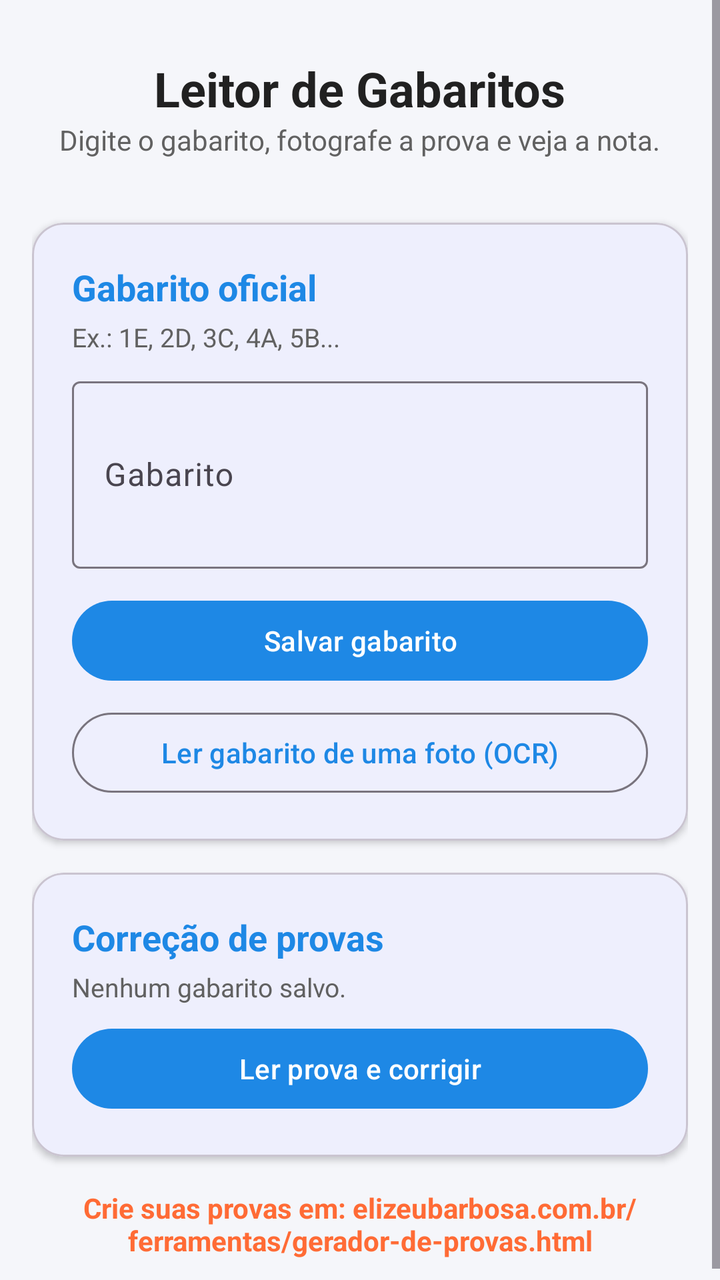
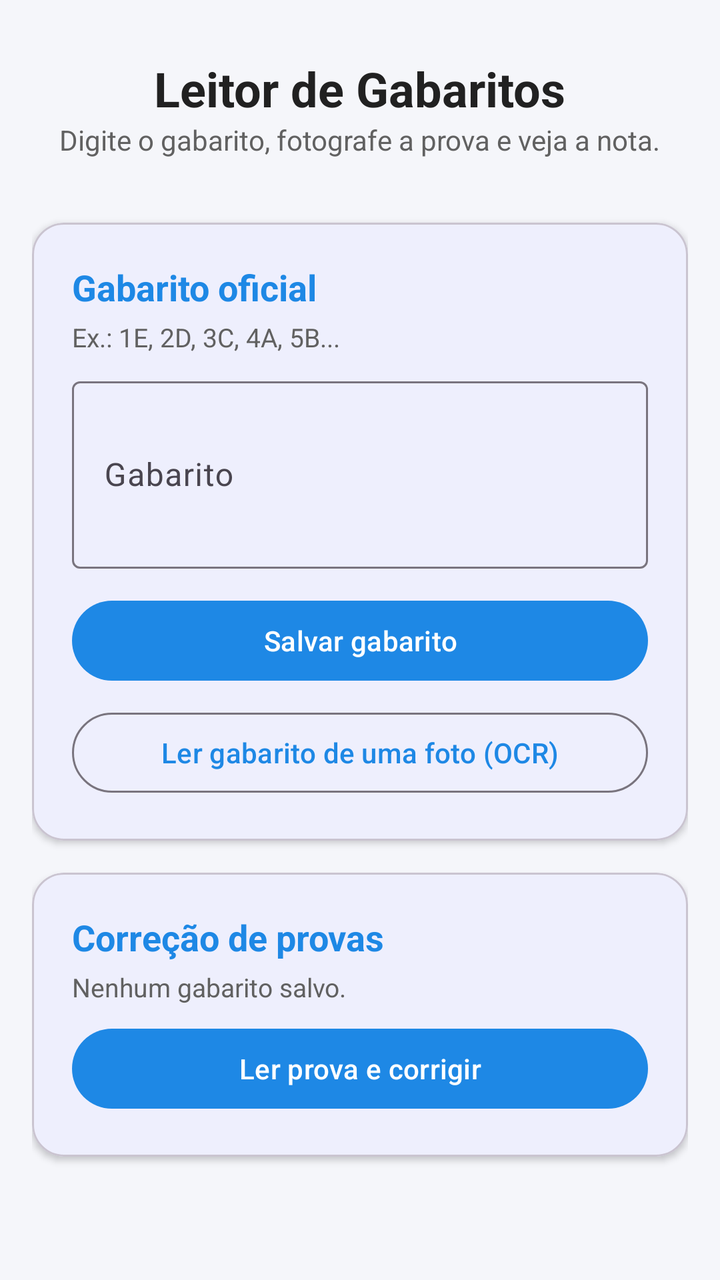

An Android layout rendered at two revisions. The XML below is the earlier revision; the diff shows what the commit changed to produce the second picture.
<!-- AndroidManifest.xml: application theme Theme.LeitorGabarito -->
<!-- res/layout/fragment_home.xml -->
<?xml version="1.0" encoding="utf-8"?>
<ScrollView xmlns:android="http://schemas.android.com/apk/res/android"
    xmlns:app="http://schemas.android.com/apk/res-auto"
    android:layout_width="match_parent"
    android:layout_height="match_parent"
    android:fillViewport="true">

    <LinearLayout
        android:layout_width="match_parent"
        android:layout_height="wrap_content"
        android:orientation="vertical"
        android:padding="16dp">

        <TextView
            android:layout_width="wrap_content"
            android:layout_height="wrap_content"
            android:layout_gravity="center_horizontal"
            android:layout_marginTop="12dp"
            android:text="Leitor de Gabaritos"
            android:textColor="@color/text_primary"
            android:textSize="24sp"
            android:textStyle="bold" />

        <TextView
            android:layout_width="wrap_content"
            android:layout_height="wrap_content"
            android:layout_gravity="center_horizontal"
            android:layout_marginBottom="16dp"
            android:text="Digite o gabarito, fotografe a prova e veja a nota."
            android:textColor="@color/text_secondary"
            android:textSize="14sp" />

        <ImageView
            android:id="@+id/bannerGeradorProvas"
            android:layout_width="match_parent"
            android:layout_height="wrap_content"
            android:layout_marginBottom="16dp"
            android:adjustViewBounds="true"
            android:scaleType="fitCenter"
            android:src="@drawable/banner_gerador_provas"
            android:contentDescription="Gerador de Provas"
            android:clickable="true"
            android:focusable="true"
            android:background="?attr/selectableItemBackground" />

        <com.google.android.material.card.MaterialCardView
            android:layout_width="match_parent"
            android:layout_height="wrap_content"
            android:layout_marginBottom="16dp"
            app:cardCornerRadius="16dp"
            app:cardElevation="2dp">

            <LinearLayout
                android:layout_width="match_parent"
                android:layout_height="wrap_content"
                android:orientation="vertical"
                android:padding="20dp">

                <TextView
                    android:layout_width="wrap_content"
                    android:layout_height="wrap_content"
                    android:text="Gabarito oficial"
                    android:textColor="@color/primary"
                    android:textSize="18sp"
                    android:textStyle="bold" />

                <TextView
                    android:layout_width="wrap_content"
                    android:layout_height="wrap_content"
                    android:layout_marginTop="4dp"
                    android:layout_marginBottom="8dp"
                    android:text="Ex.: 1E, 2D, 3C, 4A, 5B..."
                    android:textColor="@color/text_secondary"
                    android:textSize="13sp" />

                <com.google.android.material.textfield.TextInputLayout
                    android:layout_width="match_parent"
                    android:layout_height="wrap_content"
                    app:boxBackgroundMode="outline"
                    android:hint="Gabarito">

                    <com.google.android.material.textfield.TextInputEditText
                        android:id="@+id/inputKey"
                        android:layout_width="match_parent"
                        android:layout_height="wrap_content"
                        android:inputType="textMultiLine"
                        android:minLines="3"
                        android:textSize="16sp" />
                </com.google.android.material.textfield.TextInputLayout>

                <Button
                    android:id="@+id/btnSaveKey"
                    android:layout_width="match_parent"
                    android:layout_height="wrap_content"
                    android:layout_marginTop="12dp"
                    android:text="Salvar gabarito" />

                <Button
                    android:id="@+id/btnScanKey"
                    style="@style/Widget.Material3.Button.OutlinedButton"
                    android:layout_width="match_parent"
                    android:layout_height="wrap_content"
                    android:layout_marginTop="8dp"
                    android:text="Ler gabarito de uma foto (OCR)" />

                <TextView
                    android:id="@+id/txtKeyStatus"
                    android:layout_width="wrap_content"
                    android:layout_height="wrap_content"
                    android:layout_marginTop="12dp"
                    android:textColor="@color/text_secondary"
                    android:textSize="13sp"
                    android:visibility="gone" />
            </LinearLayout>
        </com.google.android.material.card.MaterialCardView>

        <com.google.android.material.card.MaterialCardView
            android:layout_width="match_parent"
            android:layout_height="wrap_content"
            app:cardCornerRadius="16dp"
            app:cardElevation="2dp">

            <LinearLayout
                android:layout_width="match_parent"
                android:layout_height="wrap_content"
                android:orientation="vertical"
                android:padding="20dp">

                <TextView
                    android:layout_width="wrap_content"
                    android:layout_height="wrap_content"
                    android:text="Correção de provas"
                    android:textColor="@color/primary"
                    android:textSize="18sp"
                    android:textStyle="bold" />

                <TextView
                    android:id="@+id/txtSavedKey"
                    android:layout_width="wrap_content"
                    android:layout_height="wrap_content"
                    android:layout_marginTop="4dp"
                    android:layout_marginBottom="8dp"
                    android:text="Nenhum gabarito salvo."
                    android:textColor="@color/text_secondary"
                    android:textSize="13sp" />

                <Button
                    android:id="@+id/btnCorrigir"
                    android:layout_width="match_parent"
                    android:layout_height="wrap_content"
                    android:text="Ler prova e corrigir" />
            </LinearLayout>
        </com.google.android.material.card.MaterialCardView>

        <TextView
            android:id="@+id/txtGeradorProvas"
            android:layout_width="match_parent"
            android:layout_height="wrap_content"
            android:layout_marginTop="16dp"
            android:gravity="center"
            android:text="Crie suas provas em: elizeubarbosa.com.br/ferramentas/gerador-de-provas.html"
            android:textColor="@color/secondary"
            android:textSize="14sp"
            android:textStyle="bold" />
    </LinearLayout>
</ScrollView>
<!-- resources referenced by this layout -->
<resources>
  <color name="primary">#1E88E5</color>
  <color name="secondary">#FF6B35</color>
  <color name="text_primary">#212121</color>
  <color name="text_secondary">#616161</color>
  <!-- drawable banner_gerador_provas (drawable) -->
  <?xml version="1.0" encoding="utf-8"?>
  <layer-list xmlns:android="http://schemas.android.com/apk/res/android">
      <item>
          <shape android:shape="rectangle">
              <gradient
                  android:angle="45"
                  android:startColor="#FF6B35"
                  android:endColor="#F7931E"
                  android:type="linear" />
              <corners android:radius="16dp" />
          </shape>
      </item>
      <item android:left="16dp" android:right="16dp" android:top="16dp" android:bottom="16dp">
          <layer-list>
              <item android:gravity="center_vertical" android:width="60dp" android:height="60dp">
                  <bitmap android:src="@mipmap/ic_launcher" android:gravity="center" />
              </item>
              <item android:gravity="center" android:left="70dp">
                  <layer-list>
                      <item>
                          <shape android:shape="rectangle">
                              <solid android:color="#FFFFFF" />
                              <corners android:radius="8dp" />
                          </shape>
                      </item>
                      <item android:left="12dp" android:right="12dp" android:top="8dp" android:bottom="8dp">
                          <text android:text="🎯 Crie suas provas online!" android:textColor="#FF6B35" android:textSize="18sp" android:textStyle="bold" android:gravity="center" />
                      </item>
                  </layer-list>
              </item>
          </layer-list>
      </item>
  </layer-list>
  <style name="Theme.LeitorGabarito" parent="Theme.Material3.Light.NoActionBar">
          <item name="colorPrimary">@color/primary</item>
          <item name="colorOnPrimary">@color/white</item>
          <item name="colorSecondary">@color/accent</item>
          <item name="android:statusBarColor">@color/primary_dark</item>
          <item name="android:windowBackground">@color/background</item>
      </style>
  <color name="white">#FFFFFF</color>
  <color name="accent">#FFB300</color>
  <color name="primary_dark">#1565C0</color>
  <color name="background">#F5F6FA</color>
</resources>

<!-- the commit's change to res/layout/fragment_home.xml (unified diff, before → after) -->
@@ -38,10 +38,7 @@
             android:adjustViewBounds="true"
             android:scaleType="fitCenter"
             android:src="@drawable/banner_gerador_provas"
-            android:contentDescription="Gerador de Provas"
-            android:clickable="true"
-            android:focusable="true"
-            android:background="?attr/selectableItemBackground" />
+            android:contentDescription="Gerador de Provas" />
 
         <com.google.android.material.card.MaterialCardView
             android:layout_width="match_parent"
@@ -151,16 +148,5 @@
                     android:text="Ler prova e corrigir" />
             </LinearLayout>
         </com.google.android.material.card.MaterialCardView>
-
-        <TextView
-            android:id="@+id/txtGeradorProvas"
-            android:layout_width="match_parent"
-            android:layout_height="wrap_content"
-            android:layout_marginTop="16dp"
-            android:gravity="center"
-            android:text="Crie suas provas em: elizeubarbosa.com.br/ferramentas/gerador-de-provas.html"
-            android:textColor="@color/secondary"
-            android:textSize="14sp"
-            android:textStyle="bold" />
     </LinearLayout>
 </ScrollView>
<!-- resource entries referenced after the edit -->
@@ -1,7 +1,6 @@
 <!-- resources referenced by this layout -->
 <resources>
   <color name="primary">#1E88E5</color>
-  <color name="secondary">#FF6B35</color>
   <color name="text_primary">#212121</color>
   <color name="text_secondary">#616161</color>
   <!-- drawable banner_gerador_provas (drawable) -->
